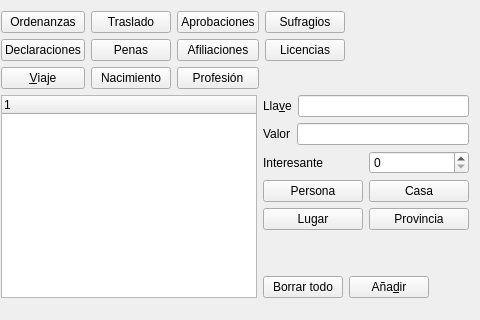
Old version of the form gui/dlgdetalles.ui in the repository rogorido/qtpredicadores; both pictures show x 366 to 846 and y 0 to 320 of the 846 by 519 pixel window.
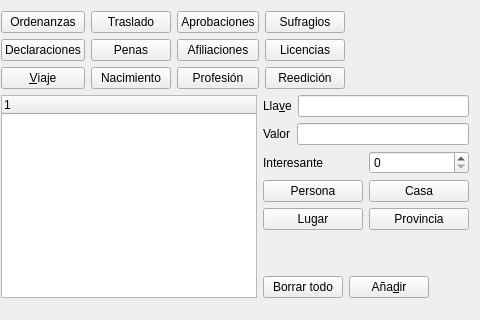
New version of the form.

Commit message: Nuevo form para introudcir reediciones

What changed in the file:
```diff
--- a/gui/dlgdetalles.ui
+++ b/gui/dlgdetalles.ui
@@ -104,6 +104,13 @@
                </property>
               </widget>
              </item>
+             <item row="5" column="3">
+              <widget class="QPushButton" name="btReedicion">
+               <property name="text">
+                <string>Reedición</string>
+               </property>
+              </widget>
+             </item>
             </layout>
            </item>
            <item>
```
The commit also changes 7 other files.
